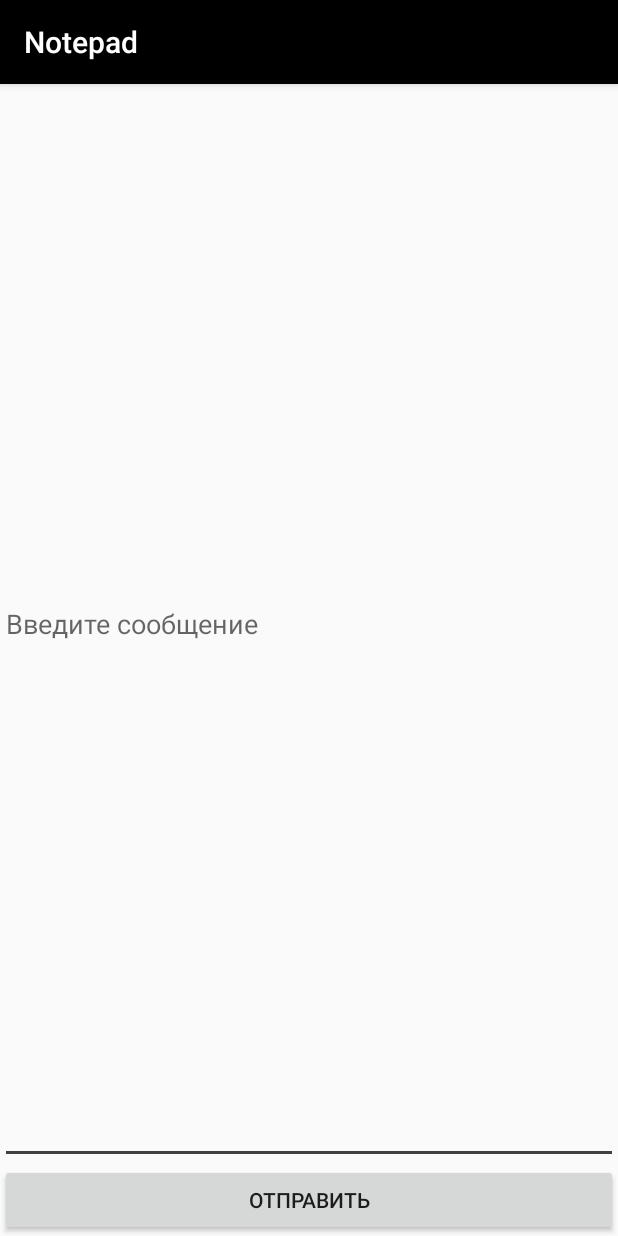
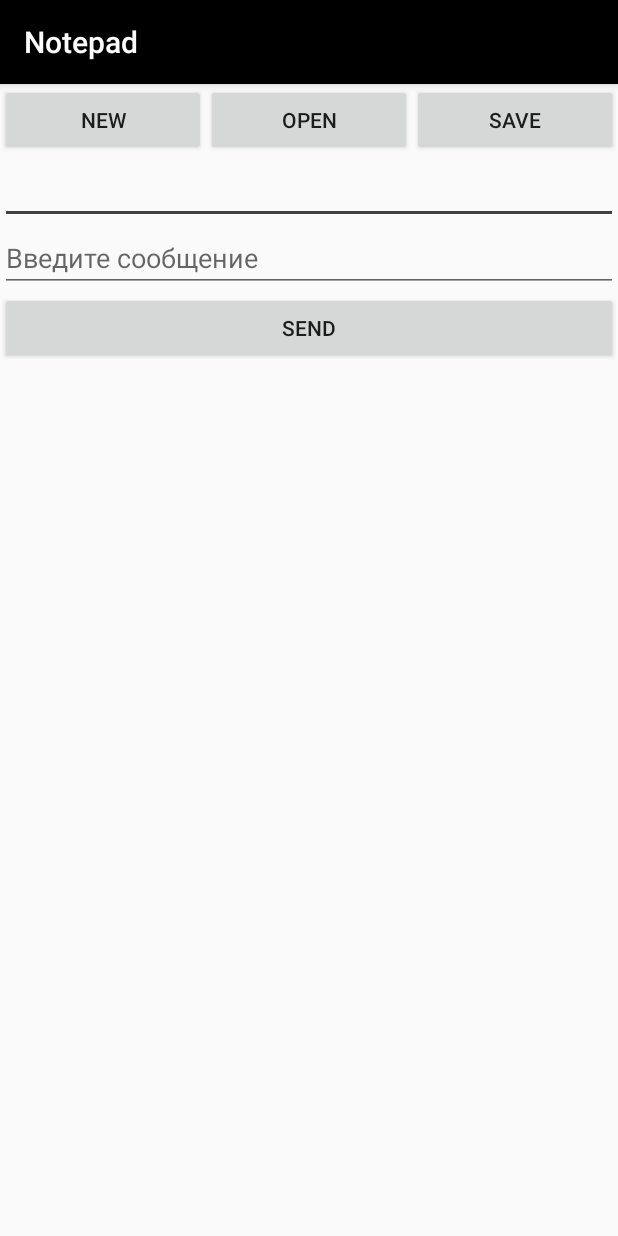
Before and after one commit to KENTyku/Notepad, an Android app: the screen it shows after launch (MainActivity), on a phone screen of 412 x 824 dp. Run offline under Robolectric (Android 15) with nearby library versions, the phone set to English and light mode, and no system bars.

Commit message:
Edit menu

```diff
--- a/app/src/main/res/layout/activity_display_message.xml
+++ b/app/src/main/res/layout/activity_display_message.xml
@@ -2,7 +2,6 @@
 <android.support.constraint.ConstraintLayout
         xmlns:android="http://schemas.android.com/apk/res/android"
         xmlns:tools="http://schemas.android.com/tools"
-        xmlns:app="http://schemas.android.com/apk/res-auto"
         android:layout_width="match_parent"
         android:layout_height="match_parent"
         tools:context=".DisplayMessageActivity">
--- a/app/src/main/res/layout/activity_main.xml
+++ b/app/src/main/res/layout/activity_main.xml
@@ -1,7 +1,6 @@
 <?xml version="1.0" encoding="utf-8"?>
 <android.support.constraint.ConstraintLayout
         xmlns:android="http://schemas.android.com/apk/res/android"
-        xmlns:app="http://schemas.android.com/apk/res-auto"
         xmlns:tools="http://schemas.android.com/tools"
         android:id="@+id/container"
         android:layout_width="match_parent"
@@ -9,30 +8,54 @@
         tools:context=".MainActivity">
     <LinearLayout
             android:layout_width="match_parent"
-            android:layout_height="match_parent"
+            android:layout_height="wrap_content"
             android:orientation="vertical">
 
 
+        <LinearLayout
+                android:orientation="horizontal"
+                android:layout_width="match_parent"
+                android:layout_height="wrap_content">
+            <Button
+                    android:text="new"
+                    android:layout_width="wrap_content"
+                    android:layout_height="wrap_content" android:id="@+id/button3" android:layout_weight="1"/>
+            <Button
+                    android:text="open"
+                    android:layout_width="wrap_content"
+                    android:layout_height="wrap_content" android:id="@+id/button2" android:layout_weight="1"/>
+            <Button
+                    android:text="save"
+                    android:layout_width="wrap_content"
+                    android:layout_height="wrap_content" android:id="@+id/button" android:layout_weight="1"/>
+        </LinearLayout>
+        <ScrollView
+                android:layout_width="match_parent"
+                android:layout_height="match_parent">
+            <LinearLayout android:layout_width="match_parent" android:layout_height="wrap_content"
+                          android:orientation="vertical">
+                <EditText
+                        android:layout_width="match_parent"
+                        android:layout_height="wrap_content"
+                        android:inputType="textMultiLine"
+                        android:ems="10"
+                        android:id="@+id/editText2"/>
+            </LinearLayout>
+        </ScrollView>
         <EditText android:id="@+id/edit_message"
                   android:layout_width="match_parent"
                   android:layout_height="wrap_content"
-              android:layout_weight="1"
 
                   tools:layout_editor_absoluteY="48dp"
                   tools:layout_editor_absoluteX="0dp"
                   android:autofillHints=""
-              android:hint="Введите сообщение"/>
+                  android:hint="Введите сообщение" android:layout_weight="5"/>
         <Button
                 android:layout_width="match_parent"
                 android:layout_height="wrap_content"
-                android:text="Отправить"
                 android:onClick="sendMessage"
-        />
+                android:text="send" android:layout_weight="1"/>
     </LinearLayout>
-<!--    <LinearLayout xmlns:android="http://schemas.android.com/apk/res/android"-->
-<!--                  android:layout_width="wrap_content" android:layout_height="15dp"-->
-<!--                  android:orientation="vertical">-->
 
-    <!--    </LinearLayout>-->
 
 </android.support.constraint.ConstraintLayout>
```
Also changed, not shown: app/src/main/java/com/example/notepad/MainActivity.java (+0 -20 lines). Lines whose indentation alone changed are shown as unchanged.
